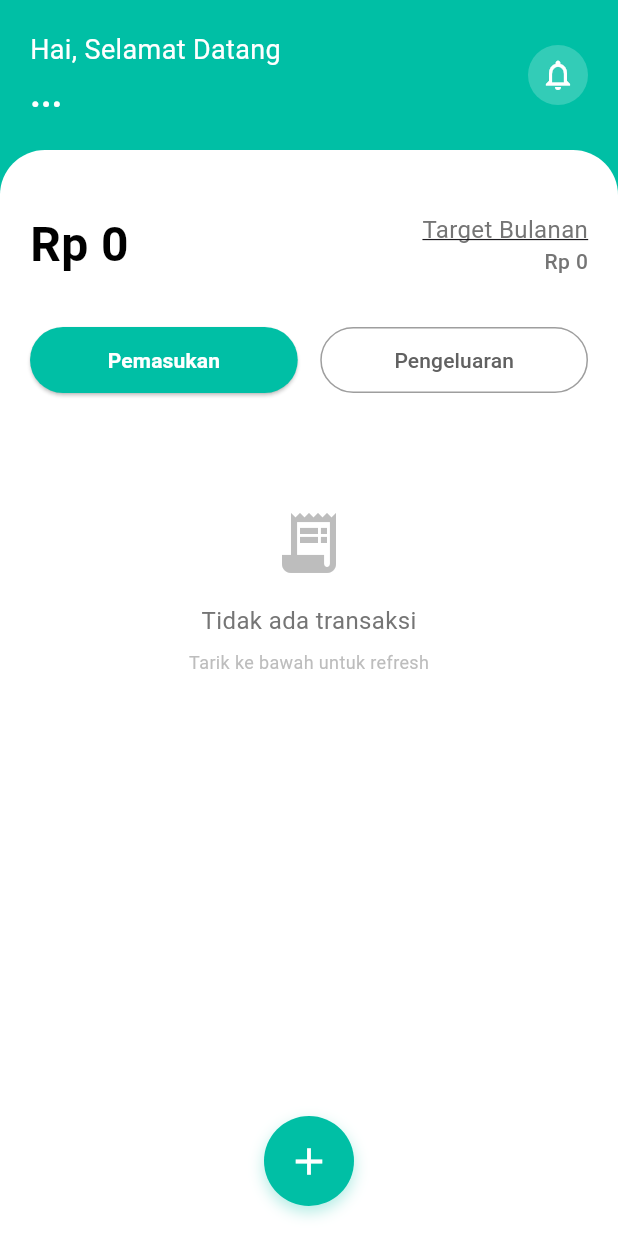
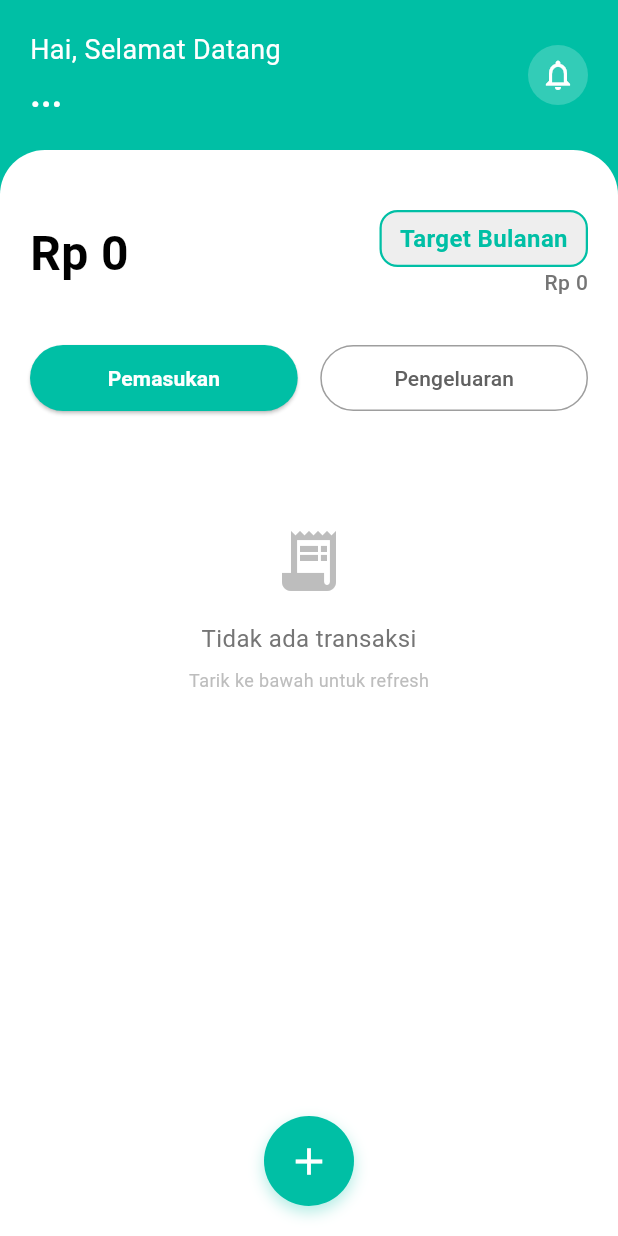
Before and after one commit to AgilS121/sakubijak-flutter, a Flutter app: the DashboardScreen screen opened directly, on a phone screen of 412 x 824 dp. Run offline on Flutter 3.47's test engine with Material 3 defaults, Android fonts, the phone set to English and light mode, and no system bars; our stand-ins replace shared_preferences; accounts and stored records are empty; network calls fail.

```diff
--- a/lib/screens/dashboardScreen.dart
+++ b/lib/screens/dashboardScreen.dart
@@ -295,12 +295,27 @@ class _DashboardScreenState extends State<DashboardScreen> {
                             child: Column(
                               crossAxisAlignment: CrossAxisAlignment.end,
                               children: [
-                                Text(
-                                  'Target Bulanan',
-                                  style: TextStyle(
-                                    fontSize: 16,
-                                    color: Colors.grey[600],
-                                    decoration: TextDecoration.underline,
+                                Container(
+                                  decoration: BoxDecoration(
+                                    color: Colors.grey[200],
+                                    borderRadius: BorderRadius.circular(12),
+                                    border: Border.all(
+                                      color: Color(0xFF00BFA5),
+                                      width: 1.5,
+                                    ),
+                                  ),
+                                  padding: EdgeInsets.symmetric(
+                                    horizontal: 12,
+                                    vertical: 6,
+                                  ),
+                                  child: Text(
+                                    'Target Bulanan',
+                                    style: TextStyle(
+                                      fontSize: 16,
+                                      color: Color(0xFF00BFA5),
+                                      fontWeight: FontWeight.bold,
+                                      // decoration: TextDecoration.underline, // removed underline
+                                    ),
                                   ),
                                 ),
                                 Text(
```
